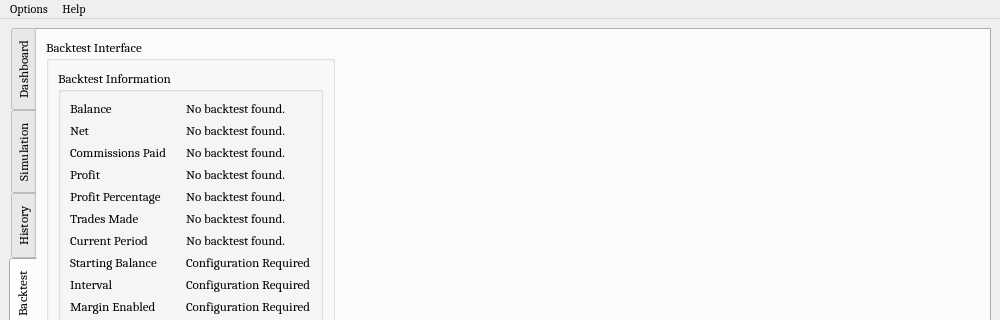
Above: UI/algobot.ui from ZENALC/algobot before the change; both pictures show x 0 to 1000 and y 0 to 320 of the 1000 by 821 pixel window. Below: the same form after it.
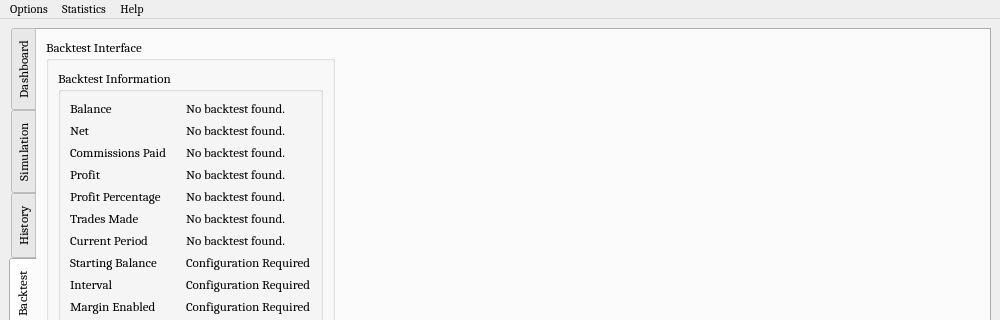
That is the form after the change. Icons and pictures are not drawn. Custom widgets are drawn as their Qt base class.

Patch:
```diff
--- a/UI/algobot.ui
+++ b/UI/algobot.ui
@@ -1734,7 +1734,15 @@
     </property>
     <addaction name="aboutAlgobotAction"/>
    </widget>
+   <widget class="QMenu" name="menuStatistics">
+    <property name="title">
+     <string>Statistics</string>
+    </property>
+    <addaction name="liveStatisticsAction"/>
+    <addaction name="simulationStatisticsAction"/>
+   </widget>
    <addaction name="menuSettings"/>
+   <addaction name="menuStatistics"/>
    <addaction name="menuHelp"/>
   </widget>
   <widget class="QStatusBar" name="statusbar"/>
```
Left out of the diff: 12 changed lines with no effect on the pictures.
